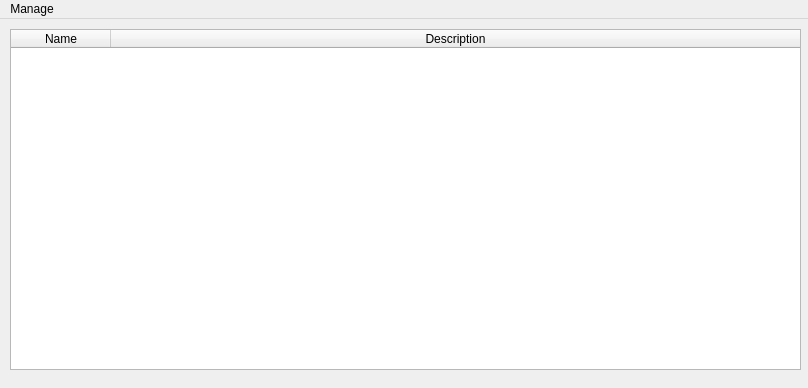
The window that db/recipes_app.ui (ari099/Crumby) describes before a commit, drawn with Qt 5.
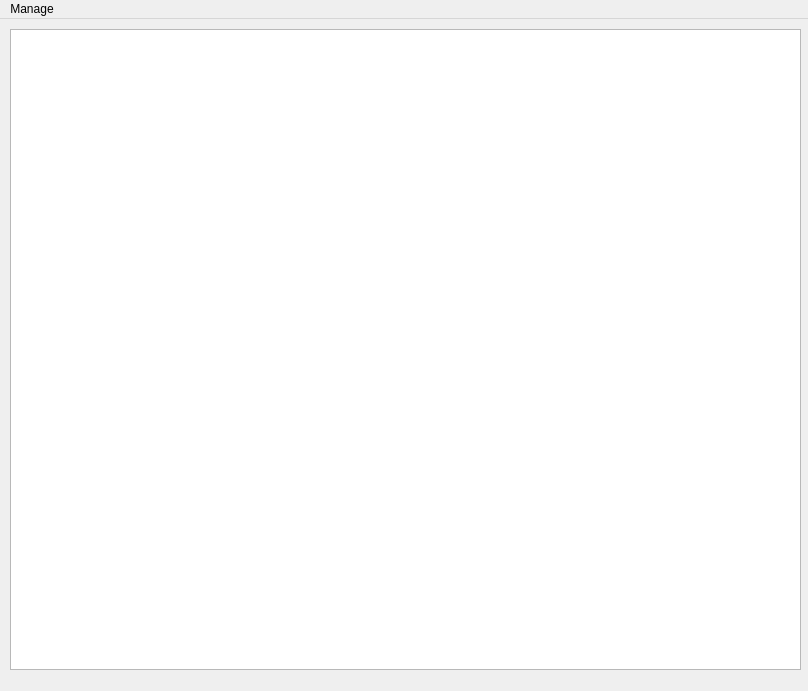
The same window after the commit.

Commit message: Remade the Recipes app using Model/View architecture

```diff
--- a/db/recipes_app.ui
+++ b/db/recipes_app.ui
@@ -7,38 +7,46 @@
     <x>0</x>
     <y>0</y>
     <width>808</width>
-    <height>388</height>
+    <height>691</height>
    </rect>
   </property>
+  <property name="sizePolicy">
+   <sizepolicy hsizetype="Fixed" vsizetype="Fixed">
+    <horstretch>0</horstretch>
+    <verstretch>0</verstretch>
+   </sizepolicy>
+  </property>
+  <property name="minimumSize">
+   <size>
+    <width>808</width>
+    <height>691</height>
+   </size>
+  </property>
+  <property name="maximumSize">
+   <size>
+    <width>808</width>
+    <height>691</height>
+   </size>
+  </property>
   <property name="windowTitle">
    <string>Recipes</string>
   </property>
   <widget class="QWidget" name="centralwidget">
-   <widget class="QTableWidget" name="recipe_list_tablewidget">
+   <widget class="QTableView" name="recipe_list_tableview">
     <property name="geometry">
      <rect>
       <x>10</x>
       <y>10</y>
       <width>791</width>
-      <height>341</height>
+      <height>641</height>
      </rect>
     </property>
     <property name="selectionBehavior">
      <enum>QAbstractItemView::SelectRows</enum>
     </property>
-    <attribute name="horizontalHeaderStretchLastSection">
+    <attribute name="verticalHeaderCascadingSectionResizes">
      <bool>true</bool>
     </attribute>
-    <column>
-     <property name="text">
-      <string>Name</string>
-     </property>
-    </column>
-    <column>
-     <property name="text">
-      <string>Description</string>
-     </property>
-    </column>
    </widget>
   </widget>
   <widget class="QMenuBar" name="menubar">
```
The commit also changes 2 other files.
